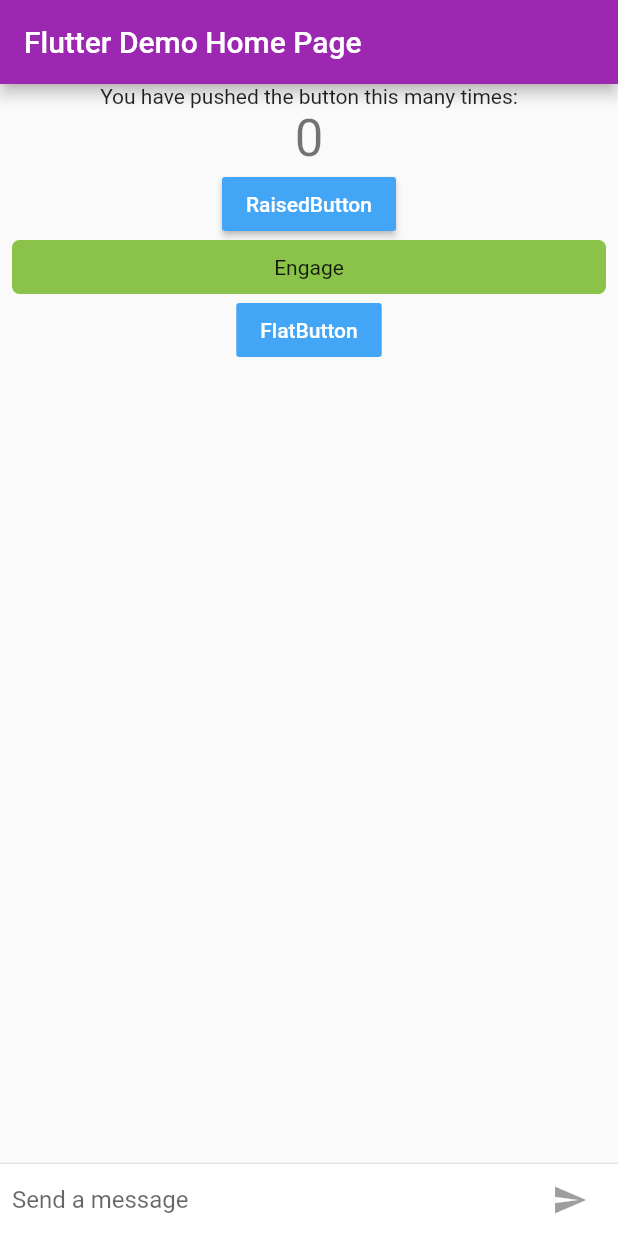
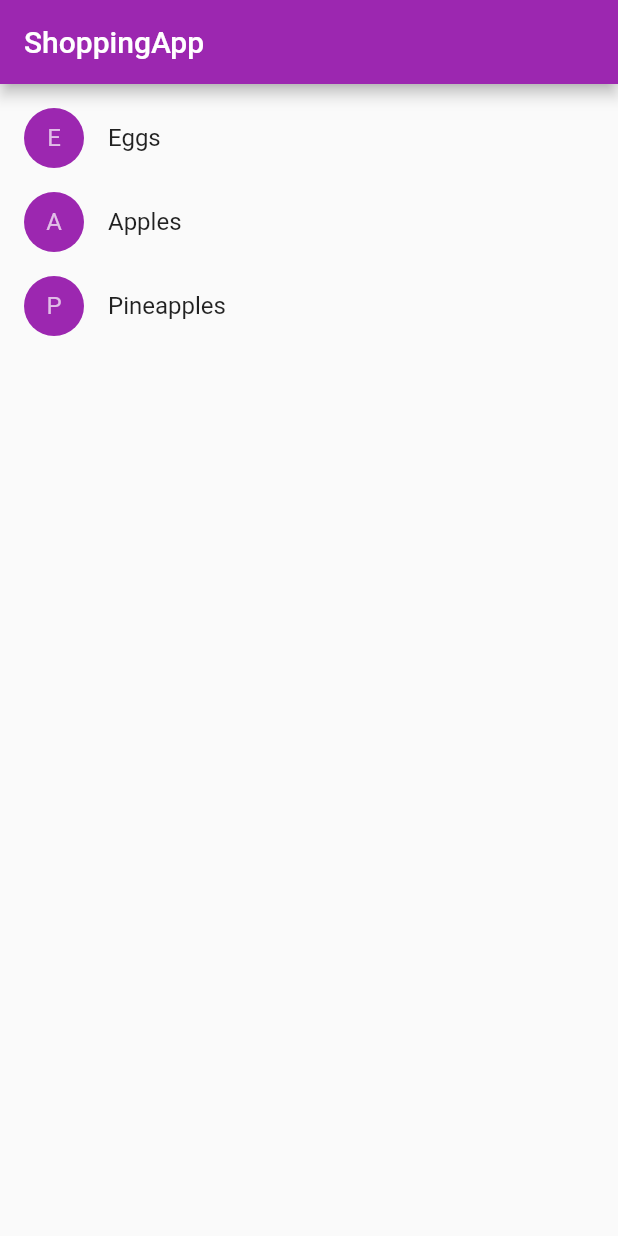
Before and after one commit to aaaking/flutterProtects, a Flutter app: the screen it shows after launch, on a phone screen of 412 x 824 dp. Run offline on Flutter 3.47's test engine with Material 2 defaults, Android fonts, the phone set to English and light mode, and no system bars.

Commit message:
add a new app called ShopApp

```diff
--- a/myapp/lib/main.dart
+++ b/myapp/lib/main.dart
@@ -19,11 +19,18 @@ class MyApp extends StatelessWidget {
   // This widget is the root of your application.
   @override
   Widget build(BuildContext context) {
-    return new MaterialApp(
-      title: 'Flutter Demo',
-      theme: defaultTargetPlatform == TargetPlatform.iOS ? kIOSTheme : kDefaultTheme,
-      home: new MyHomePage(title: 'Flutter Demo Home Page'),
-    );
+      return new MaterialApp(
+          title: 'Flutter Demo',
+          theme: defaultTargetPlatform == TargetPlatform.iOS
+                  ? kIOSTheme
+                  : kDefaultTheme,
+//      home: new MyHomePage(title: 'Flutter Demo Home Page'),
+          home: new ShoppingList(products: <Product>[
+              new Product(name: "Eggs"),
+              new Product(name: "Apples"),
+              new Product(name: "Pineapples"),
+          ], appTitle: "ShoppingApp"),
+      );
   }
 }
 
@@ -326,3 +333,98 @@ class MyButton extends StatelessWidget {
         );
     }
 }
+
+class Product {
+    final String name;
+    const Product({this.name});
+}
+
+typedef void CartChangedCallback(Product product, bool inCart);
+
+class ShoppingListItem extends StatelessWidget {
+    final Product product;
+    final bool inCart;
+    final CartChangedCallback onCartChanged;
+    ShoppingListItem({Product product, this.inCart, this.onCartChanged})
+            : product = product,
+                super(key: new ObjectKey(product));
+
+    Color _getColor(BuildContext context) {
+        // The theme depends on the BuildContext because different parts of the tree
+        // can have different themes.  The BuildContext indicates where the build is
+        // taking place and therefore which theme to use.
+        return inCart ? Colors.black54 : Theme.of(context).primaryColor;
+    }
+
+    TextStyle _getTextStyle(BuildContext context) {
+        if (!inCart) return null;
+        return new TextStyle(
+            color: Colors.black54,
+            decoration: TextDecoration.lineThrough,
+        );
+    }
+
+    @override
+    Widget build(BuildContext context) {
+        return new ListTile(
+            onTap: () {
+                onCartChanged(product, !inCart);
+            },
+            leading: new CircleAvatar(
+                backgroundColor: _getColor(context),
+                child: new Text(product.name[0]),
+            ),
+            title: new Text(product.name, style: _getTextStyle(context)),
+        );
+    }
+}
+
+class ShoppingList extends StatefulWidget {
+    final String appTitle;
+    ShoppingList({Key key, this.products, this.appTitle}) : super(key: key);
+    final List<Product> products;
+    // The framework calls createState the first time a widget appears at a given
+    // location in the tree. If the parent rebuilds and uses the same type of
+    // widget (with the same key), the framework will re-use the State object
+    // instead of creating a new State object.
+    @override
+    _ShoppingListState createState() => new _ShoppingListState();
+}
+
+class _ShoppingListState extends State<ShoppingList> {
+    Set<Product> _shoppingCart = new Set<Product>();
+    void _handleCartChanged(Product product, bool inCart) {
+        setState(() {
+            // When user changes what is in the cart, we need to change _shoppingCart
+            // inside a setState call to trigger a rebuild. The framework then calls
+            // build, below, which updates the visual appearance of the app.
+            if (inCart)
+                _shoppingCart.add(product);
+            else
+                _shoppingCart.remove(product);
+        });
+    }
+
+    @override
+    Widget build(BuildContext context) {
+        return new Scaffold(
+            appBar: new AppBar(
+                // Here we take the value from the MyHomePage object that was created by
+                // the App.build method, and use it to set our appbar title.
+                title: new Text(widget.appTitle),
+                //the elevation property defines the z-coordinates of the AppBar. A z-coordinate value of 0.0 has no shadow(iOS) and a value of 4.0 has a defined shadow(android)
+                elevation: Theme.of(context).platform == TargetPlatform.iOS ? 0.0 : 4.0,
+            ),
+            body: new ListView(
+                padding: new EdgeInsets.symmetric(vertical: 8.0),
+                children: widget.products.map((Product product) {
+                    return new ShoppingListItem(
+                        product: product,
+                        inCart: _shoppingCart.contains(product),
+                        onCartChanged: _handleCartChanged,
+                    );
+                }).toList(),
+            ),
+        );
+    }
+}
```
